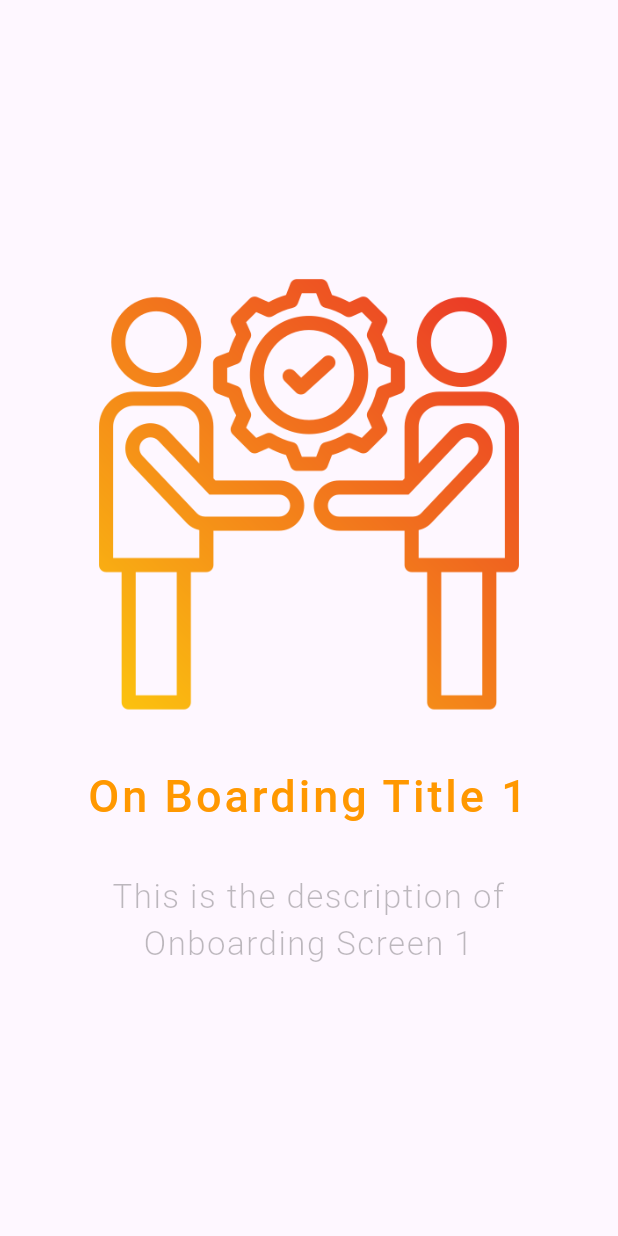
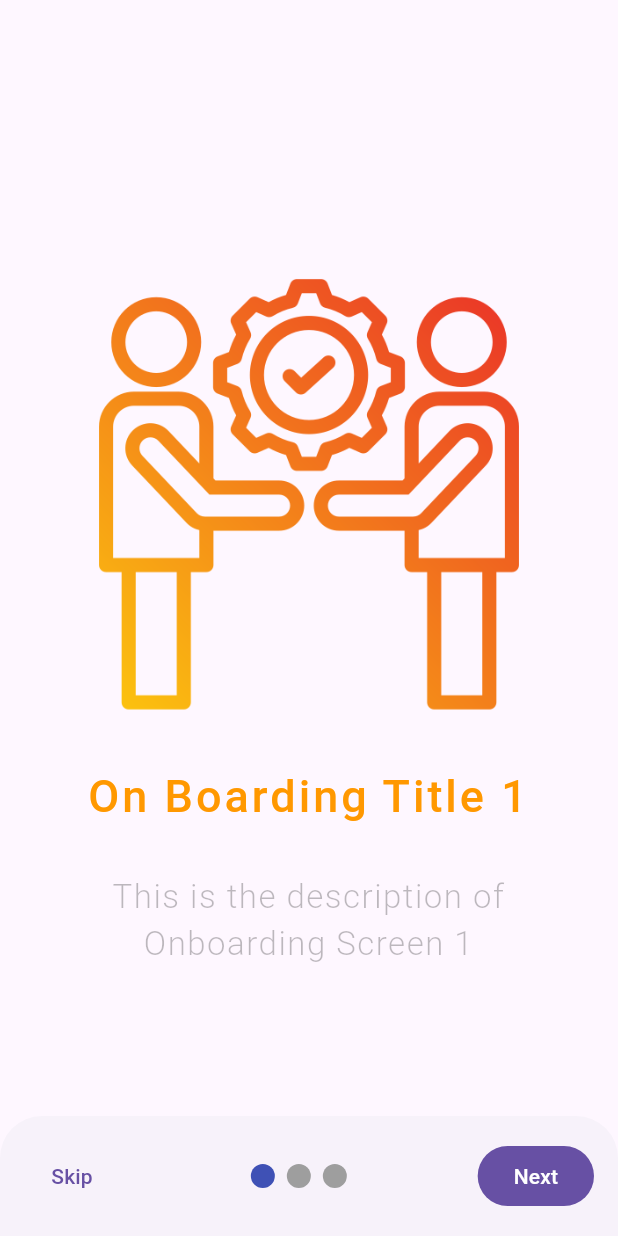
Before and after one commit to Ratndeep1999/third_onboarding_screen, a Flutter app: the screen it shows after launch, on a phone screen of 412 x 824 dp. Run offline on Flutter 3.47's test engine with Material 3 defaults, Android fonts, the phone set to English and light mode, and no system bars; drawn by our look-alikes of smooth_page_indicator.

Commit message:
onboarding_screen.dart: bottomSheet property add, Inside Row() skip button, dot indicator and filled button add.

```diff
--- a/lib/onboarding/screen/onboarding_screen.dart
+++ b/lib/onboarding/screen/onboarding_screen.dart
@@ -1,4 +1,5 @@
 import 'package:flutter/material.dart';
+import 'package:smooth_page_indicator/smooth_page_indicator.dart';
 import 'package:third_onboarding_screen/utils/constants/app_texts.dart';
 
 class OnboardingScreen extends StatefulWidget {
@@ -9,9 +10,27 @@ class OnboardingScreen extends StatefulWidget {
 }
 
 class _OnboardingScreenState extends State<OnboardingScreen> {
+  final PageController _pageController = PageController();
+
   @override
   Widget build(BuildContext context) {
     return Scaffold(
+      bottomSheet: Padding(
+        padding: const EdgeInsets.symmetric(vertical: 16.0, horizontal: 16.0),
+        child: Row(
+          mainAxisAlignment: MainAxisAlignment.spaceBetween,
+          children: [
+            /// Skip Button
+            TextButton(onPressed: () {}, child: Text("Skip")),
+
+            /// Dot Indicator
+            SmoothPageIndicator(controller: _pageController, count: 3),
+
+            /// Button
+            FilledButton(onPressed: () {}, child: Text("Next")),
+          ],
+        ),
+      ),
       body: SafeArea(
         child: Padding(
           padding: const EdgeInsets.symmetric(horizontal: 16.0),
```
